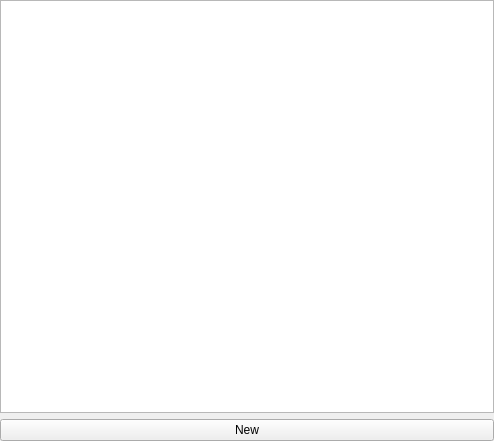
The window that mainwindow.ui (oVooVo/CANLight) describes before a commit, drawn with Qt 5.
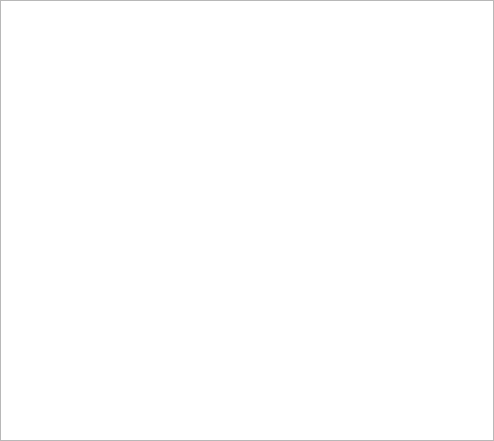
The same window after the commit. Custom widgets are drawn as their Qt base class.

The edit to the form file:
```diff
--- a/mainwindow.ui
+++ b/mainwindow.ui
@@ -47,14 +47,7 @@
          <number>0</number>
         </property>
         <item>
-         <widget class="QListWidget" name="listWidget"/>
-        </item>
-        <item>
-         <widget class="QPushButton" name="pushButton_2">
-          <property name="text">
-           <string>New</string>
-          </property>
-         </widget>
+         <widget class="ListWidget" name="listWidget"/>
         </item>
        </layout>
       </widget>
@@ -231,6 +224,11 @@
    <header>pdfview.h</header>
    <container>1</container>
   </customwidget>
+  <customwidget>
+   <class>ListWidget</class>
+   <extends>QListWidget</extends>
+   <header>listwidget.h</header>
+  </customwidget>
  </customwidgets>
  <resources/>
  <connections/>
```
